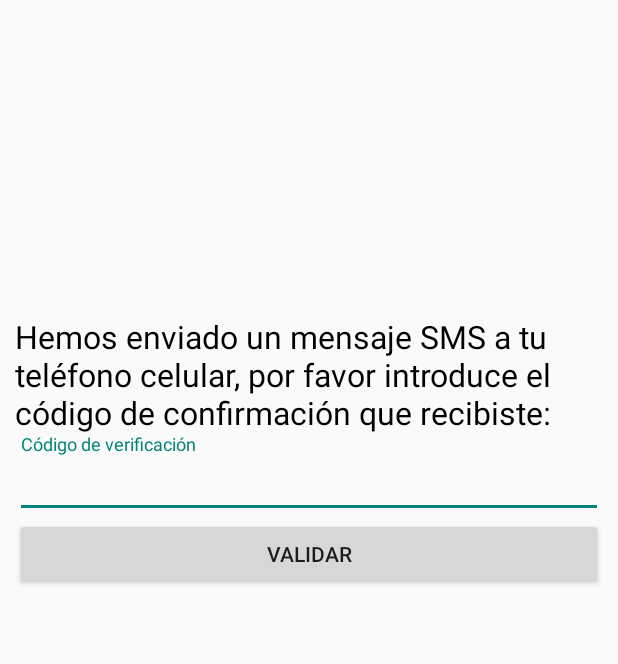
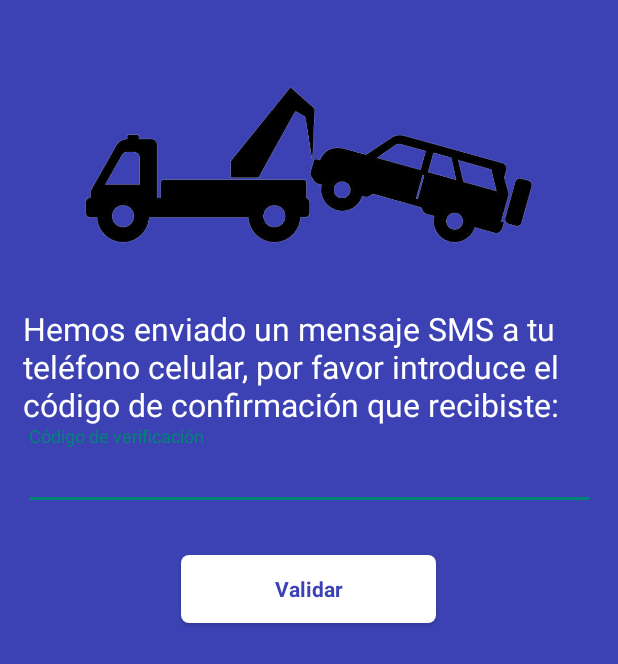
Before and after one commit to Eduardox18/PF_Android_DH, an Android app: the ValidarCodigoActivity screen opened directly, with no data from a screen before it, on a phone screen of 412 x 824 dp. Shown: the top 664 px of the screen. Run offline under Robolectric (Android 15) with nearby library versions, the phone set to English and light mode, and no system bars.

Commit message:
Diseño código verificación

```diff
--- a/RSX/app/src/main/res/layout/activity_validar_codigo.xml
+++ b/RSX/app/src/main/res/layout/activity_validar_codigo.xml
@@ -4,28 +4,32 @@
     xmlns:tools="http://schemas.android.com/tools"
     android:layout_width="match_parent"
     android:layout_height="match_parent"
-    android:paddingBottom="10dp"
-    android:paddingLeft="10dp"
-    android:paddingRight="10dp"
-    android:paddingTop="10dp"
+    android:paddingBottom="15dp"
+    android:paddingLeft="15dp"
+    android:paddingRight="15dp"
+    android:paddingTop="15dp"
+    android:background="@color/fondo"
     tools:context=".ValidarCodigoActivity"
     android:orientation="vertical">
 
-    <Space
-        android:layout_width="match_parent"
-        android:layout_height="200dp" />
+    <ImageView
+        android:id="@+id/imageView4"
+        android:layout_width="wrap_content"
+        android:layout_height="189dp"
+        app:srcCompat="@drawable/code" />
 
     <TextView
         android:id="@+id/textView4"
         android:layout_width="match_parent"
         android:layout_height="wrap_content"
         android:text="Hemos enviado un mensaje SMS a tu teléfono celular, por favor introduce el código de confirmación que recibiste:"
-        android:textColor="@android:color/background_dark"
+        android:textColor="@android:color/white"
         android:textSize="21sp" />
 
     <android.support.design.widget.TextInputLayout
         android:layout_width="match_parent"
-        android:layout_height="wrap_content">
+        android:layout_height="wrap_content"
+        android:textColorHint="@color/colorAccent">
 
         <EditText
             android:id="@+id/txt_codigo"
@@ -35,13 +39,28 @@
             android:ems="10"
             android:hint="Código de verificación"
             android:maxLength="4"
-            android:inputType="number" />
+            android:inputType="number"
+            android:textColor="@color/colorAccent"
+            android:backgroundTint="@color/colorAccent"
+            android:textColorHint="#ffffff"
+            android:textSize="18sp"/>
     </android.support.design.widget.TextInputLayout>
+
+    <Space
+        android:layout_width="match_parent"
+        android:layout_height="30dp" />
 
     <Button
         android:id="@+id/button"
-        android:layout_width="match_parent"
-        android:layout_height="wrap_content"
+        android:layout_width="170dp"
+        android:layout_height="45dp"
+        android:layout_gravity="center_horizontal"
+        android:background="@drawable/round_background"
+        android:fontFamily="sans-serif"
+        android:onClick="activarUsuario"
         android:text="Validar"
-        android:onClick="activarUsuario"/>/>
+        android:textAlignment="center"
+        android:textAllCaps="false"
+        android:textColor="@color/fondo"
+        android:textStyle="bold" />/>
 </LinearLayout>
```
Also changed, not shown: RSX/app/src/main/res/drawable/code.png (added).
